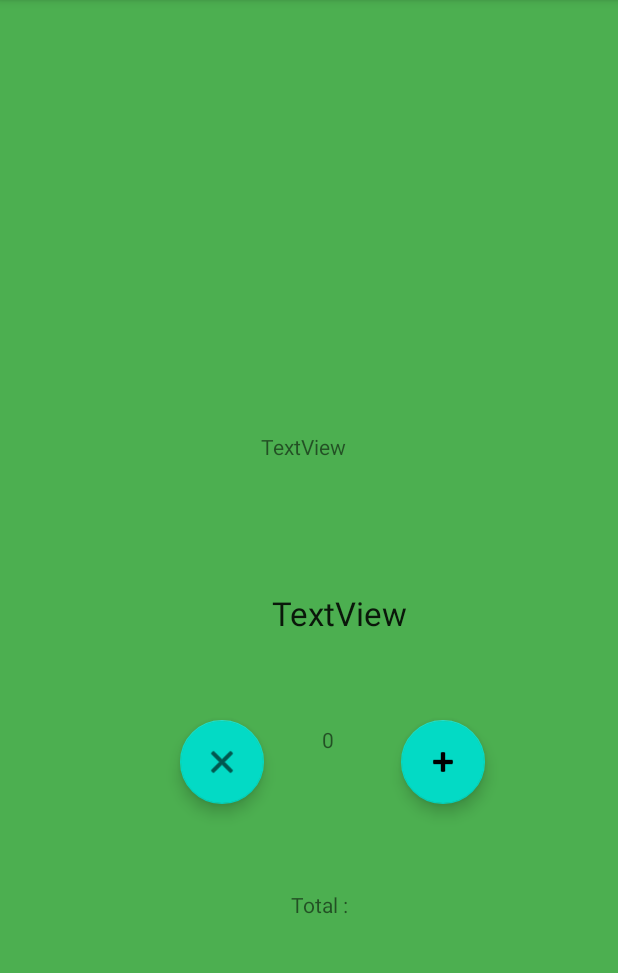
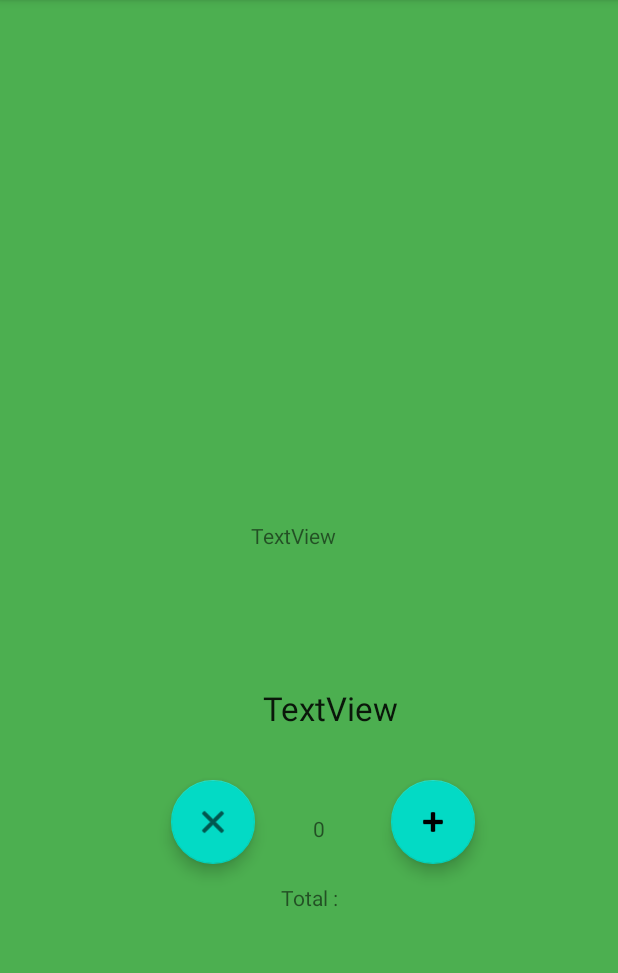
Before and after one commit to thomaschok/appli_android_Thomas_CHOQUELL, an Android app: the DetailsActivity screen opened directly, with no data from a screen before it, on a phone screen of 412 x 824 dp, the part 84-1057 px from its top. Run offline under Robolectric (Android 15) with nearby library versions, the phone set to English and light mode, and no system bars; our stand-ins replace Picasso; network calls fail; pictures from the network do not load; 9 statements that could not run were skipped.

Commit message:
Modification de style 2 et ajout fichier json

```diff
--- a/app/src/main/java/fr/isen/choquell/androiderestaurant/DetailsActivity.kt
+++ b/app/src/main/java/fr/isen/choquell/androiderestaurant/DetailsActivity.kt
@@ -2,6 +2,7 @@ package fr.isen.choquell.androiderestaurant
 
 
 import android.annotation.SuppressLint
+import android.content.Context
 import androidx.appcompat.app.AppCompatActivity
 import android.os.Bundle
 import android.text.Editable
@@ -11,6 +12,7 @@ import fr.isen.choquell.androiderestaurant.databinding.ActivityDetailsBinding
 import fr.isen.choquell.androiderestaurant.model.Items
 import androidx.viewpager.widget.ViewPager
 import androidx.viewpager2.widget.ViewPager2
+import org.json.JSONObject
 import java.io.File
 import java.lang.StringBuilder
 
@@ -34,8 +36,6 @@ class DetailsActivity : AppCompatActivity() {
         binding = ActivityDetailsBinding.inflate(layoutInflater)
         setContentView(binding.root)
         name = item.nameFr.toString()
-        //val viewPager = findViewById<ViewPager2>(R.id.viewPager)
-        //viewPager.adapter = MyViewPagerAdapter()
 
 
         val actionBar = supportActionBar
@@ -68,6 +68,7 @@ class DetailsActivity : AppCompatActivity() {
         val priceString = StringBuilder()
         val priceunique = item.prices[0].price?.toDouble()
 
+
         var addition = 0
         val number = addition * priceunique!!
         binding.floatingActionButtonPlus.setOnClickListener {
@@ -83,6 +84,14 @@ class DetailsActivity : AppCompatActivity() {
                 val number = addition * priceunique!!
                 binding.textPriceTotal.text = number.toString()
             }
+
+
+            val data = JSONObject()
+            data.put("prix", number)
+
+            val fileOutputStream = openFileOutput("pannier.json", Context.MODE_PRIVATE)
+            fileOutputStream.write(data.toString().toByteArray())
+            fileOutputStream.close()
         }
 
 
@@ -112,4 +121,7 @@ class DetailsActivity : AppCompatActivity() {
 
     }
 
+
+
+
 }
--- a/app/src/main/res/layout/activity_dessert.xml
+++ /dev/null
@@ -1,9 +0,0 @@
-<?xml version="1.0" encoding="utf-8"?>
-<androidx.constraintlayout.widget.ConstraintLayout xmlns:android="http://schemas.android.com/apk/res/android"
-    xmlns:app="http://schemas.android.com/apk/res-auto"
-    xmlns:tools="http://schemas.android.com/tools"
-    android:layout_width="match_parent"
-    android:layout_height="match_parent"
-    tools:context=".PlatActivity">
-
-</androidx.constraintlayout.widget.ConstraintLayout>
--- a/app/src/main/res/layout/activity_details.xml
+++ b/app/src/main/res/layout/activity_details.xml
@@ -8,17 +8,30 @@
     android:background="#4CAF50"
     tools:context=".DetailsActivity">
 
-    <TextView
-        android:id="@+id/textPriceTotal"
-        android:layout_width="49dp"
-        android:layout_height="33dp"
-        android:text="Total :"
+    <com.google.android.material.floatingactionbutton.FloatingActionButton
+        android:id="@+id/floatingActionButtonPlus"
+        android:layout_width="wrap_content"
+        android:layout_height="wrap_content"
+        android:layout_marginStart="32dp"
+        android:clickable="true"
         app:layout_constraintBottom_toBottomOf="parent"
         app:layout_constraintEnd_toEndOf="parent"
-        app:layout_constraintHorizontal_bias="0.535"
+        app:layout_constraintHorizontal_bias="0.112"
+        app:layout_constraintStart_toEndOf="@+id/incrementaionView"
+        app:layout_constraintTop_toBottomOf="@+id/detailsPricePlat"
+        app:layout_constraintVertical_bias="0.083"
+        app:srcCompat="@android:drawable/ic_input_add" />
+
+    <TextView
+        android:id="@+id/DetailsIngredientPlat"
+        android:layout_width="166dp"
+        android:layout_height="66dp"
+        android:layout_marginTop="16dp"
+        android:text="TextView"
+        app:layout_constraintEnd_toEndOf="parent"
+        app:layout_constraintHorizontal_bias="0.681"
         app:layout_constraintStart_toStartOf="parent"
-        app:layout_constraintTop_toBottomOf="@+id/incrementaionView"
-        app:layout_constraintVertical_bias="0.392" />
+        app:layout_constraintTop_toBottomOf="@+id/detailsNamePlat" />
 
     <com.google.android.material.floatingactionbutton.FloatingActionButton
         android:id="@+id/floatingActionButtonMoins"
@@ -28,80 +41,67 @@
         android:clickable="true"
         app:layout_constraintBottom_toBottomOf="parent"
         app:layout_constraintEnd_toStartOf="@+id/incrementaionView"
-        app:layout_constraintHorizontal_bias="0.243"
+        app:layout_constraintHorizontal_bias="0.136"
         app:layout_constraintStart_toStartOf="parent"
         app:layout_constraintTop_toBottomOf="@+id/detailsPricePlat"
-        app:layout_constraintVertical_bias="0.148"
+        app:layout_constraintVertical_bias="0.083"
         app:srcCompat="@android:drawable/ic_menu_close_clear_cancel" />
 
     <TextView
-        android:id="@+id/DetailsIngredientPlat"
-        android:layout_width="166dp"
-        android:layout_height="66dp"
-        android:layout_marginTop="4dp"
-        android:text="TextView"
-        app:layout_constraintEnd_toEndOf="parent"
-        app:layout_constraintHorizontal_bias="0.706"
-        app:layout_constraintStart_toStartOf="parent"
-        app:layout_constraintTop_toBottomOf="@+id/detailsNamePlat" />
-
-    <TextView
         android:id="@+id/detailsNamePlat"
-        android:layout_width="219dp"
-        android:layout_height="42dp"
-        android:layout_marginTop="24dp"
+        android:layout_width="240dp"
+        android:layout_height="61dp"
+        android:layout_marginTop="12dp"
         android:text="TextView"
         android:textAppearance="@style/TextAppearance.AppCompat.Large"
         app:layout_constraintEnd_toEndOf="parent"
-        app:layout_constraintHorizontal_bias="0.645"
+        app:layout_constraintHorizontal_bias="0.614"
         app:layout_constraintStart_toStartOf="parent"
         app:layout_constraintTop_toBottomOf="@+id/DetailsImagePlat" />
+
+    <ImageView
+        android:id="@+id/DetailsImagePlat"
+        android:layout_width="372dp"
+        android:layout_height="186dp"
+        android:layout_marginTop="72dp"
+        app:layout_constraintEnd_toEndOf="parent"
+        app:layout_constraintHorizontal_bias="0.256"
+        app:layout_constraintStart_toStartOf="parent"
+        app:layout_constraintTop_toTopOf="parent"
+        tools:srcCompat="@tools:sample/avatars" />
 
     <TextView
         android:id="@+id/detailsPricePlat"
         android:layout_width="103dp"
         android:layout_height="45dp"
-        android:layout_marginTop="40dp"
+        android:layout_marginTop="44dp"
         android:text="TextView "
         android:textAppearance="@style/TextAppearance.AppCompat.Large"
         app:layout_constraintEnd_toEndOf="parent"
-        app:layout_constraintHorizontal_bias="0.587"
+        app:layout_constraintHorizontal_bias="0.568"
         app:layout_constraintStart_toStartOf="parent"
         app:layout_constraintTop_toBottomOf="@+id/DetailsIngredientPlat" />
 
-    <ImageView
-        android:id="@+id/DetailsImagePlat"
-        android:layout_width="372dp"
-        android:layout_height="186dp"
-        android:layout_marginTop="32dp"
-        app:layout_constraintEnd_toEndOf="parent"
-        app:layout_constraintHorizontal_bias="0.724"
-        app:layout_constraintStart_toStartOf="parent"
-        app:layout_constraintTop_toTopOf="parent"
-        tools:srcCompat="@tools:sample/avatars" />
-
-    <com.google.android.material.floatingactionbutton.FloatingActionButton
-        android:id="@+id/floatingActionButtonPlus"
-        android:layout_width="wrap_content"
-        android:layout_height="wrap_content"
-        android:layout_marginStart="32dp"
-        android:clickable="true"
+    <TextView
+        android:id="@+id/textPriceTotal"
+        android:layout_width="49dp"
+        android:layout_height="33dp"
+        android:text="Total :"
         app:layout_constraintBottom_toBottomOf="parent"
         app:layout_constraintEnd_toEndOf="parent"
-        app:layout_constraintHorizontal_bias="0.122"
-        app:layout_constraintStart_toEndOf="@+id/incrementaionView"
-        app:layout_constraintTop_toBottomOf="@+id/detailsPricePlat"
-        app:layout_constraintVertical_bias="0.148"
-        app:srcCompat="@android:drawable/ic_input_add" />
+        app:layout_constraintHorizontal_bias="0.516"
+        app:layout_constraintStart_toStartOf="parent"
+        app:layout_constraintTop_toBottomOf="@+id/incrementaionView"
+        app:layout_constraintVertical_bias="0.153" />
 
     <TextView
         android:id="@+id/incrementaionView"
         android:layout_width="wrap_content"
         android:layout_height="wrap_content"
-        android:layout_marginTop="44dp"
+        android:layout_marginTop="40dp"
         android:text="0"
         app:layout_constraintEnd_toEndOf="parent"
-        app:layout_constraintHorizontal_bias="0.531"
+        app:layout_constraintHorizontal_bias="0.516"
         app:layout_constraintStart_toStartOf="parent"
         app:layout_constraintTop_toBottomOf="@+id/detailsPricePlat" />
 
```
